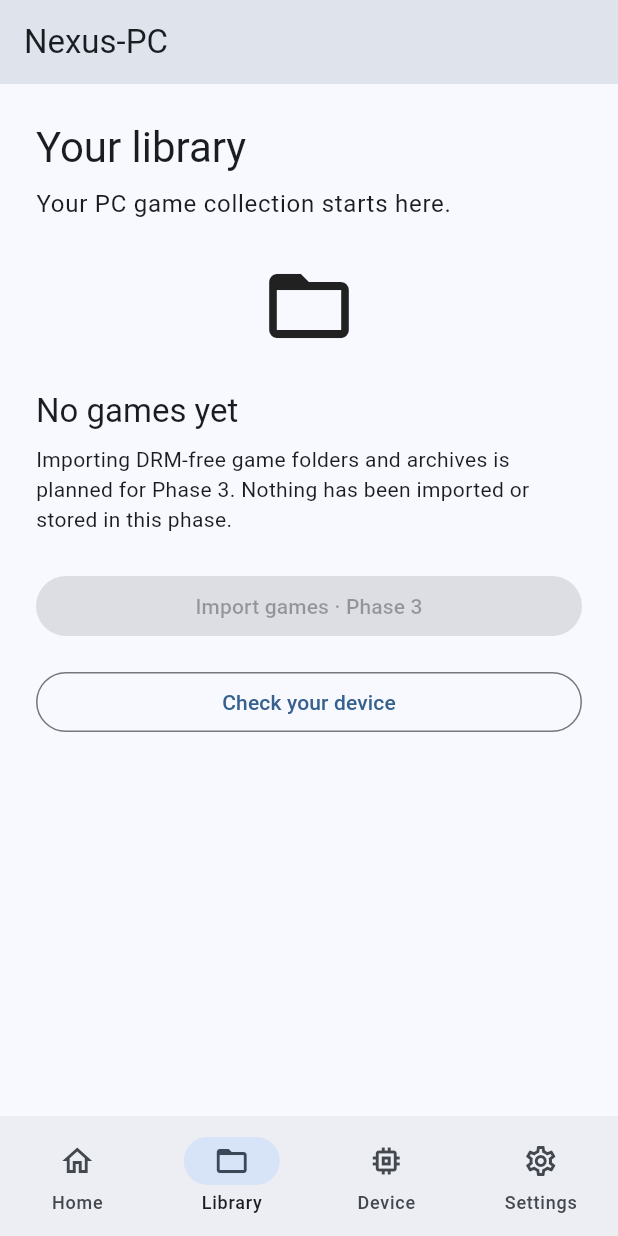
After one commit to RithyBondeth/Nexus-PC, a Flutter app: the screen it shows after launch, scrolled down 92 dp, after a tap on "View library", on a phone screen of 412 x 824 dp. The commit adds this screen. Run offline on Flutter 3.47's test engine with Material 3 defaults, Android fonts, the phone set to English and light mode, and no system bars; accounts and stored records are empty.

Commit message:
Add adaptive Home Library Device and Settings shell
Share typed native device and runtime observations across four destinations. Add responsive navigation, Back handling, explicit empty/import-unavailable states, session-only themes, independent error recovery and late-event protection.

Validate keyboard controls, large text, landscape, contrast, touch targets, diagnostics routes and lifecycle behavior. Preserve the native API and Phase 0 spike. Add an SDK integration driver with app-only screenshots and correct release-mode plugin generation.

All 20 local automated tests, analysis, debug APK, Android lint and unsigned release compilation pass. Physical Xiaomi UI acceptance remains pending because the USB device disappeared; keep this phase in draft until the hardware gate is met or explicitly waived.

```diff
--- a/app/production/lib/main.dart
+++ b/app/production/lib/main.dart
@@ -1,5 +1,5 @@
 import 'package:flutter/material.dart';
-import 'foundation/foundation_screen.dart';
+import 'shell/nexus_shell.dart';
 import 'platform/nexus_platform.dart';
 
 void main() => runApp(const NexusApp());
@@ -13,6 +13,7 @@ class NexusApp extends StatefulWidget {
 
 class _NexusAppState extends State<NexusApp> {
   late final NexusPlatform platform = widget.platform ?? PigeonNexusPlatform();
+  ThemeMode appearance = ThemeMode.system;
   @override
   void dispose() {
     if (widget.platform == null) platform.close();
@@ -22,7 +23,19 @@ class _NexusAppState extends State<NexusApp> {
   @override
   Widget build(BuildContext context) => MaterialApp(
     title: 'Nexus-PC',
-    theme: ThemeData(colorSchemeSeed: Colors.blue, brightness: Brightness.dark),
-    home: FoundationScreen(platform: platform),
+    theme: ThemeData(
+      colorSchemeSeed: Colors.blue,
+      brightness: Brightness.light,
+    ),
+    darkTheme: ThemeData(
+      colorSchemeSeed: Colors.blue,
+      brightness: Brightness.dark,
+    ),
+    themeMode: appearance,
+    home: NexusShell(
+      platform: platform,
+      appearance: appearance,
+      onAppearanceChanged: (value) => setState(() => appearance = value),
+    ),
   );
 }
--- /dev/null
+++ b/app/production/lib/shell/nexus_shell.dart
@@ -0,0 +1,136 @@
+import 'dart:async';
+import 'package:flutter/material.dart';
+import '../foundation/foundation_screen.dart';
+import '../platform/nexus_platform.dart';
+import 'pages/device_page.dart';
+import 'pages/home_page.dart';
+import 'pages/library_page.dart';
+import 'pages/settings_page.dart';
+import 'shell_controller.dart';
+
+class NexusShell extends StatefulWidget {
+  const NexusShell({
+    super.key,
+    required this.platform,
+    required this.appearance,
+    required this.onAppearanceChanged,
+  });
+  final NexusPlatform platform;
+  final ThemeMode appearance;
+  final ValueChanged<ThemeMode> onAppearanceChanged;
+  @override
+  State<NexusShell> createState() => _NexusShellState();
+}
+
+class _NexusShellState extends State<NexusShell> {
+  static const destinations = [
+    (label: 'Home', icon: Icons.home_outlined),
+    (label: 'Library', icon: Icons.folder_open_outlined),
+    (label: 'Device', icon: Icons.memory_outlined),
+    (label: 'Settings', icon: Icons.settings_outlined),
+  ];
+  late final ShellController controller;
+  int selected = 0;
+
+  @override
+  void initState() {
+    super.initState();
+    controller = ShellController(widget.platform);
+    unawaited(controller.refresh());
+  }
+
+  void select(int index) {
+    setState(() => selected = index);
+  }
+
+  void openDiagnostics() {
+    Navigator.of(context).push<void>(
+      MaterialPageRoute(
+        builder: (_) => FoundationScreen(platform: widget.platform),
+      ),
+    );
+  }
+
+  @override
+  void dispose() {
+    controller.dispose();
+    super.dispose();
+  }
+
+  @override
+  Widget build(BuildContext context) => PopScope(
+    canPop: selected == 0,
+    onPopInvokedWithResult: (didPop, result) {
+      if (!didPop && selected != 0) select(0);
+    },
+    child: AnimatedBuilder(
+      animation: controller,
+      builder: (context, _) => LayoutBuilder(
+        builder: (context, constraints) {
+          final wide = constraints.maxWidth >= 600;
+          final pages = IndexedStack(
+            index: selected,
+            children: [
+              HomePage(
+                controller: controller,
+                onLibrary: () => select(1),
+                onDevice: () => select(2),
+              ),
+              LibraryPage(onDevice: () => select(2)),
+              DevicePage(
+                controller: controller,
+                onDiagnostics: openDiagnostics,
+              ),
+              SettingsPage(
+                appearance: widget.appearance,
+                onAppearanceChanged: widget.onAppearanceChanged,
+              ),
+            ],
+          );
+          return Scaffold(
+            appBar: AppBar(title: const Text('Nexus-PC')),
+            body: SafeArea(
+              top: false,
+              child: wide
+                  ? Row(
+                      children: [
+                        NavigationRail(
+                          scrollable: true,
+                          selectedIndex: selected,
+                          onDestinationSelected: select,
+                          labelType: NavigationRailLabelType.all,
+                          destinations: [
+                            for (final destination in destinations)
+                              NavigationRailDestination(
+                                icon: Icon(destination.icon),
+                                label: Text(destination.label),
+                              ),
+                          ],
+                        ),
+                        const VerticalDivider(width: 1),
+                        Expanded(child: pages),
+                      ],
+                    )
+                  : pages,
+            ),
+            bottomNavigationBar: wide
+                ? null
+                : NavigationBar(
+                    selectedIndex: selected,
+                    onDestinationSelected: select,
+                    labelBehavior:
+                        NavigationDestinationLabelBehavior.alwaysShow,
+                    destinations: [
+                      for (final destination in destinations)
+                        NavigationDestination(
+                          icon: Icon(destination.icon),
+                          label: destination.label,
+                        ),
+                    ],
+                  ),
+          );
+        },
+      ),
+    ),
+  );
+}
--- /dev/null
+++ b/app/production/lib/shell/pages/device_page.dart
@@ -0,0 +1,56 @@
+import 'package:flutter/material.dart';
+import '../shell_controller.dart';
+import '../shell_widgets.dart';
+
+class DevicePage extends StatelessWidget {
+  const DevicePage({
+    super.key,
+    required this.controller,
+    required this.onDiagnostics,
+  });
+  final ShellController controller;
+  final VoidCallback onDiagnostics;
+
+  @override
+  Widget build(BuildContext context) => ShellPage(
+    title: 'Your device',
+    description:
+        'Measured by Android and the stock Vulkan driver. These are observations, not a compatibility rating.',
+    children: [
+      DeviceReadState(controller: controller),
+      if (controller.profile case final device?) ...[
+        DeviceField('Model', device.model),
+        DeviceField(
+          'Android / app target',
+          'API ${device.androidApi} / API ${device.targetApi}',
+        ),
+        DeviceField(
+          'Chipset / board',
+          '${device.socModel.isEmpty ? 'Not reported' : device.socModel} / ${device.board}',
+        ),
+        DeviceField('Architecture', device.cpuAbis.join(', ')),
+        DeviceField(
+          'Usable system RAM',
+          '${(device.ramBytes / (1024 * 1024 * 1024)).toStringAsFixed(1)} GiB',
+        ),
+        DeviceField('Stock graphics', device.renderer ?? 'Not reported'),
+        DeviceField('Vulkan', device.vulkanVersion ?? 'Not reported'),
+      ],
+      OutlinedButton(
+        onPressed: controller.refreshing ? null : controller.refresh,
+        child: const Text('Refresh device'),
+      ),
+      const SizedBox(height: 24),
+      RuntimeSummary(controller: controller),
+      const SizedBox(height: 24),
+      FilledButton(
+        onPressed: onDiagnostics,
+        child: const Text('Open native diagnostics'),
+      ),
+      const SizedBox(height: 8),
+      const Text(
+        'The diagnostic helper verifies packaged native execution only. It does not launch a Windows game.',
+      ),
+    ],
+  );
+}
--- /dev/null
+++ b/app/production/lib/shell/pages/home_page.dart
@@ -0,0 +1,76 @@
+import 'package:flutter/material.dart';
+import '../shell_controller.dart';
+import '../shell_widgets.dart';
+
+class HomePage extends StatelessWidget {
+  const HomePage({
+    super.key,
+    required this.controller,
+    required this.onLibrary,
+    required this.onDevice,
+  });
+  final ShellController controller;
+  final VoidCallback onLibrary;
+  final VoidCallback onDevice;
+
+  @override
+  Widget build(BuildContext context) => ShellPage(
+    title: 'Your gaming workspace',
+    description:
+        'A home for your PC game library on Android. We’re building it one phase at a time.',
+    children: [
+      Container(
+        padding: const EdgeInsets.all(24),
+        decoration: BoxDecoration(
+          color: Theme.of(context).colorScheme.surfaceContainer,
+          borderRadius: BorderRadius.circular(12),
+        ),
+        child: Column(
+          crossAxisAlignment: CrossAxisAlignment.start,
+          children: [
+            const Icon(Icons.folder_open_outlined, size: 32),
+            const SizedBox(height: 16),
+            Text(
+              'Start with your library',
+              style: Theme.of(context).textTheme.titleLarge,
+            ),
+            const SizedBox(height: 8),
+            const Text(
+              'Game importing arrives in Phase 3. For now, explore your library space and check your device.',
+            ),
+            const SizedBox(height: 16),
+            FilledButton(
+              onPressed: onLibrary,
+              child: const Text('View library'),
+            ),
+          ],
+        ),
+      ),
+      const SizedBox(height: 24),
+      Semantics(
+        header: true,
+        child: Text(
+          'Device snapshot',
+          style: Theme.of(context).textTheme.titleLarge,
+        ),
+      ),
+      const SizedBox(height: 16),
+      DeviceReadState(controller: controller),
+      if (controller.profile case final device?) ...[
+        DeviceField('Device', device.model),
+        DeviceField(
+          'Chipset',
+          device.socModel.isEmpty ? 'Not reported' : device.socModel,
+        ),
+        DeviceField('Graphics', device.renderer ?? 'Not reported'),
+      ],
+      OutlinedButton(onPressed: onDevice, child: const Text('View device')),
+      const SizedBox(height: 24),
+      RuntimeSummary(controller: controller),
+      const SizedBox(height: 16),
+      const Text(
+        'A detected device does not establish Windows-game compatibility. Runtime integration is a later phase.',
+      ),
+    ],
+  );
+}
--- /dev/null
+++ b/app/production/lib/shell/pages/library_page.dart
@@ -0,0 +1,32 @@
+import 'package:flutter/material.dart';
+import '../shell_widgets.dart';
+
+class LibraryPage extends StatelessWidget {
+  const LibraryPage({super.key, required this.onDevice});
+  final VoidCallback onDevice;
+
+  @override
+  Widget build(BuildContext context) => ShellPage(
+    title: 'Your library',
+    description: 'Your PC game collection starts here.',
+    children: [
+      const Icon(Icons.folder_open_outlined, size: 64),
+      const SizedBox(height: 24),
+      Text('No games yet', style: Theme.of(context).textTheme.titleLarge),
+      const SizedBox(height: 8),
+      const Text(
+        'Importing DRM-free game folders and archives is planned for Phase 3. Nothing has been imported or stored in this phase.',
+      ),
+      const SizedBox(height: 24),
+      const FilledButton(
+        onPressed: null,
+        child: Text('Import games · Phase 3'),
+      ),
+      const SizedBox(height: 16),
+      OutlinedButton(
+        onPressed: onDevice,
+        child: const Text('Check your device'),
+      ),
+    ],
+  );
+}
--- /dev/null
+++ b/app/production/lib/shell/pages/settings_page.dart
@@ -0,0 +1,66 @@
+import 'package:flutter/material.dart';
+import '../shell_widgets.dart';
+
+class SettingsPage extends StatelessWidget {
+  const SettingsPage({
+    super.key,
+    required this.appearance,
+    required this.onAppearanceChanged,
+  });
+  final ThemeMode appearance;
+  final ValueChanged<ThemeMode> onAppearanceChanged;
+
+  @override
+  Widget build(BuildContext context) => ShellPage(
+    title: 'Settings',
+    description:
+        'Make this workspace yours. Only implemented preferences appear here.',
+    children: [
+      Semantics(
+        header: true,
+        child: Text(
+          'Appearance',
+          style: Theme.of(context).textTheme.titleLarge,
+        ),
+      ),
+      const SizedBox(height: 16),
+      DropdownButtonFormField<ThemeMode>(
+        key: ValueKey(appearance),
+        initialValue: appearance,
+        isExpanded: true,
+        decoration: const InputDecoration(
+          labelText: 'Color theme',
+          border: OutlineInputBorder(),
+        ),
+        items: const [
+          DropdownMenuItem(
+            value: ThemeMode.system,
+            child: Text('Follow system'),
+          ),
+          DropdownMenuItem(value: ThemeMode.light, child: Text('Light')),
+          DropdownMenuItem(value: ThemeMode.dark, child: Text('Dark')),
+        ],
+        onChanged: (value) {
+          if (value != null) onAppearanceChanged(value);
+        },
+      ),
+      const SizedBox(height: 12),
+      const Text(
+        'Applies immediately. Saved for this session only; restarting the app follows your system theme.',
+      ),
+      const SizedBox(height: 32),
+      Semantics(
+        header: true,
+        child: Text(
+          'About this build',
+          style: Theme.of(context).textTheme.titleLarge,
+        ),
+      ),
+      const SizedBox(height: 16),
+      const DeviceField('Development stage', 'Phase 2 · Application shell'),
+      const Text(
+        'Game import, cloud profiles and the Windows engine are not integrated. No runtime tuning switches are available yet.',
+      ),
+    ],
+  );
+}
--- /dev/null
+++ b/app/production/lib/shell/shell_controller.dart
@@ -0,0 +1,72 @@
+import 'dart:async';
+import 'package:flutter/foundation.dart';
+import '../platform/nexus_platform.dart';
+
+/// One device/status owner for the shell. Navigation never starts native work.
+class ShellController extends ChangeNotifier {
+  ShellController(this.platform) {
+    _statusSubscription = platform.statuses.listen((value) {
+      if (_disposed) return;
+      _statusRevision++;
+      status = value;
+      statusError = null;
+      notifyListeners();
+    });
+  }
+
+  final NexusPlatform platform;
+  DeviceProfile? profile;
+  RuntimeStatus? status;
+  String? profileError;
+  String? statusError;
+  bool refreshing = false;
+  bool _disposed = false;
+  int _statusRevision = 0;
+  late final StreamSubscription<RuntimeStatus> _statusSubscription;
+
+  Future<void> refresh() async {
+    if (_disposed || refreshing) return;
+    refreshing = true;
+    profileError = null;
+    statusError = null;
+    notifyListeners();
+    await Future.wait([_loadProfile(), _loadStatus()]);
+    if (_disposed) return;
+    refreshing = false;
+    notifyListeners();
+  }
+
+  Future<void> _loadProfile() async {
+    try {
+      final value = await platform.getDeviceProfile().timeout(
+        const Duration(seconds: 10),
+      );
+      if (!_disposed) profile = value;
+    } catch (_) {
+      if (_disposed) return;
+      profile = null;
+      profileError = 'Could not read this device. Please try again.';
+    }
+  }
+
+  Future<void> _loadStatus() async {
+    final revision = _statusRevision;
+    try {
+      final value = await platform.getRuntimeStatus().timeout(
+        const Duration(seconds: 10),
+      );
+      if (!_disposed && revision == _statusRevision) status = value;
+    } catch (_) {
+      if (_disposed || revision != _statusRevision) return;
+      status = null;
+      statusError = 'Could not read runtime status. Please try again.';
+    }
+  }
+
+  @override
+  void dispose() {
+    _disposed = true;
+    unawaited(_statusSubscription.cancel());
+    super.dispose();
+  }
+}
--- /dev/null
+++ b/app/production/lib/shell/shell_widgets.dart
@@ -0,0 +1,120 @@
+import 'package:flutter/material.dart';
+import 'shell_controller.dart';
+
+class ShellPage extends StatelessWidget {
+  const ShellPage({
+    super.key,
+    required this.title,
+    required this.description,
+    required this.children,
+  });
+  final String title;
+  final String description;
+  final List<Widget> children;
+
+  @override
+  Widget build(BuildContext context) => Align(
+    alignment: Alignment.topCenter,
+    child: ConstrainedBox(
+      constraints: const BoxConstraints(maxWidth: 960),
+      child: ListView(
+        primary: false,
+        key: PageStorageKey(title),
+        padding: const EdgeInsets.all(24),
+        children: [
+          Semantics(
+            header: true,
+            child: Text(
+              title,
+              style: Theme.of(context).textTheme.headlineMedium,
+            ),
+          ),
+          const SizedBox(height: 8),
+          Text(description, style: Theme.of(context).textTheme.bodyLarge),
+          const SizedBox(height: 24),
+          ...children,
+        ],
+      ),
+    ),
+  );
+}
+
+class RuntimeSummary extends StatelessWidget {
+  const RuntimeSummary({super.key, required this.controller});
+  final ShellController controller;
+
+  @override
+  Widget build(BuildContext context) => Semantics(
+    liveRegion: true,
+    child: Column(
+      crossAxisAlignment: CrossAxisAlignment.start,
+      children: [
+        Text(
+          'Runtime: ${controller.status?.state.name ?? 'unknown'}',
+          style: Theme.of(context).textTheme.titleMedium,
+        ),
+        const SizedBox(height: 8),
+        Text(
+          controller.statusError ??
+              controller.status?.message ??
+              'Reading native runtime status…',
+        ),
+        if (controller.statusError != null) ...[
+          const SizedBox(height: 8),
+          OutlinedButton(
+            onPressed: controller.refreshing ? null : controller.refresh,
+            child: const Text('Retry status check'),
+          ),
+        ],
+      ],
+    ),
+  );
+}
+
+class DeviceField extends StatelessWidget {
+  const DeviceField(this.label, this.value, {super.key});
+  final String label;
+  final String value;
+
+  @override
+  Widget build(BuildContext context) => Padding(
+    padding: const EdgeInsets.only(bottom: 16),
+    child: Column(
+      crossAxisAlignment: CrossAxisAlignment.start,
+      children: [
+        Text(
+          label,
+          style: Theme.of(context).textTheme.labelLarge?.copyWith(
+            color: Theme.of(context).colorScheme.onSurfaceVariant,
+          ),
+        ),
+        const SizedBox(height: 4),
+        SelectableText(value, style: Theme.of(context).textTheme.bodyLarge),
+      ],
+    ),
+  );
+}
+
+class DeviceReadState extends StatelessWidget {
+  const DeviceReadState({super.key, required this.controller});
+  final ShellController controller;
+
+  @override
+  Widget build(BuildContext context) => Column(
+    crossAxisAlignment: CrossAxisAlignment.start,
+    children: [
+      if (controller.refreshing)
+        const LinearProgressIndicator(
+          semanticsLabel: 'Reading device information',
+        ),
+      if (controller.profileError case final error?) ...[
+        Semantics(liveRegion: true, child: Text(error)),
+        const SizedBox(height: 8),
+        OutlinedButton(
+          onPressed: controller.refreshing ? null : controller.refresh,
+          child: const Text('Retry device check'),
+        ),
+      ],
+    ],
+  );
+}
--- a/app/production/pubspec.yaml
+++ b/app/production/pubspec.yaml
@@ -34,6 +34,8 @@ dependencies:
 
 dev_dependencies:
   flutter_test:
+    sdk: flutter
+  integration_test:
     sdk: flutter
 
   # The "flutter_lints" package below contains a set of recommended lints to
```
Also changed, not shown: app/production/test_driver/shell_driver.dart (added, +27 -0 lines), app/production/pubspec.lock, 8 other files.
